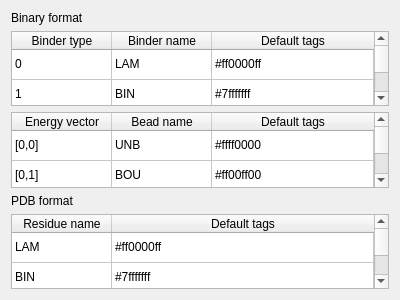
Michalaq/ChromosomeVisualizer, file QChromosome/defaults.ui: the form before one commit.
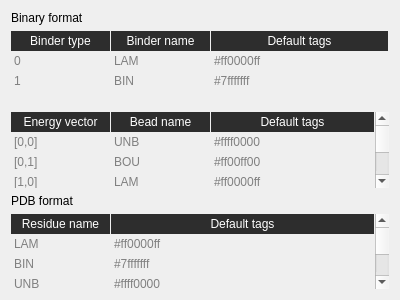
The form after the commit.

Patch:
```diff
--- a/QChromosome/defaults.ui
+++ b/QChromosome/defaults.ui
@@ -13,6 +13,40 @@
   <property name="windowTitle">
    <string>Form</string>
   </property>
+  <property name="styleSheet">
+   <string notr="true">QHeaderView {
+	background: transparent;
+}
+
+QHeaderView::section {
+	background: #2d2d2d;
+	border: none;
+	color: white;
+	margin-right: 1px;
+	height: 20px;
+}
+
+QTableView {
+	color: gray;
+	border: none;
+	background: transparent;
+	selection-background-color: #1a1a1a;
+	selection-color: white;
+	outline: 0;
+}
+
+QTableView::item {
+	border: none;
+	margin-right: 1px;
+}
+
+QLineEdit {
+	color: white;
+	border: none;
+	padding: 1px;
+}
+</string>
+  </property>
   <layout class="QVBoxLayout" name="verticalLayout">
    <item>
     <widget class="QLabel" name="label">
@@ -32,6 +66,12 @@
      <property name="selectionBehavior">
       <enum>QAbstractItemView::SelectRows</enum>
      </property>
+     <property name="horizontalScrollMode">
+      <enum>QAbstractItemView::ScrollPerPixel</enum>
+     </property>
+     <property name="showGrid">
+      <bool>false</bool>
+     </property>
      <attribute name="horizontalHeaderHighlightSections">
       <bool>false</bool>
      </attribute>
@@ -41,6 +81,9 @@
      <attribute name="verticalHeaderVisible">
       <bool>false</bool>
      </attribute>
+     <attribute name="verticalHeaderDefaultSectionSize">
+      <number>20</number>
+     </attribute>
      <row>
       <property name="text">
        <string>Nowy wiersz</string>
@@ -109,6 +152,12 @@
      <property name="selectionBehavior">
       <enum>QAbstractItemView::SelectRows</enum>
      </property>
+     <property name="horizontalScrollMode">
+      <enum>QAbstractItemView::ScrollPerPixel</enum>
+     </property>
+     <property name="showGrid">
+      <bool>false</bool>
+     </property>
      <attribute name="horizontalHeaderHighlightSections">
       <bool>false</bool>
      </attribute>
@@ -118,6 +167,9 @@
      <attribute name="verticalHeaderVisible">
       <bool>false</bool>
      </attribute>
+     <attribute name="verticalHeaderDefaultSectionSize">
+      <number>20</number>
+     </attribute>
      <row>
       <property name="text">
        <string>Nowy wiersz</string>
@@ -233,6 +285,12 @@
      <property name="selectionBehavior">
       <enum>QAbstractItemView::SelectRows</enum>
      </property>
+     <property name="horizontalScrollMode">
+      <enum>QAbstractItemView::ScrollPerPixel</enum>
+     </property>
+     <property name="showGrid">
+      <bool>false</bool>
+     </property>
      <attribute name="horizontalHeaderHighlightSections">
       <bool>false</bool>
      </attribute>
@@ -242,6 +300,9 @@
      <attribute name="verticalHeaderVisible">
       <bool>false</bool>
      </attribute>
+     <attribute name="verticalHeaderDefaultSectionSize">
+      <number>20</number>
+     </attribute>
      <row>
       <property name="text">
        <string>Nowy wiersz</string>
```
